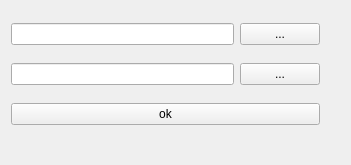
The window that mainwindow.ui (PhilippUryas/Vega-GeneratorRLI) describes before a commit, drawn with Qt 5.
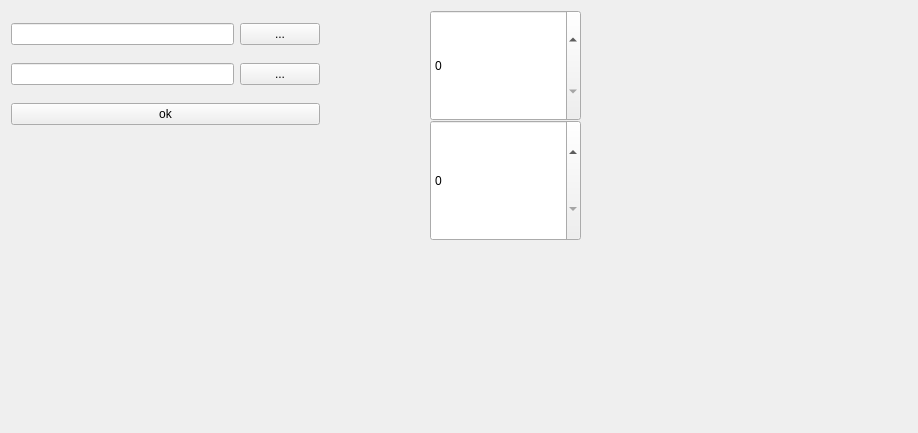
The same window after the commit.

What changed in the file:
```diff
--- a/mainwindow.ui
+++ b/mainwindow.ui
@@ -6,8 +6,8 @@
    <rect>
     <x>0</x>
     <y>0</y>
-    <width>351</width>
-    <height>165</height>
+    <width>918</width>
+    <height>433</height>
    </rect>
   </property>
   <property name="windowTitle">
@@ -61,6 +61,32 @@
      </item>
     </layout>
    </widget>
+   <widget class="QSpinBox" name="spinBox">
+    <property name="geometry">
+     <rect>
+      <x>430</x>
+      <y>10</y>
+      <width>151</width>
+      <height>111</height>
+     </rect>
+    </property>
+    <property name="maximum">
+     <number>99999999</number>
+    </property>
+   </widget>
+   <widget class="QSpinBox" name="spinBox_2">
+    <property name="geometry">
+     <rect>
+      <x>430</x>
+      <y>120</y>
+      <width>151</width>
+      <height>121</height>
+     </rect>
+    </property>
+    <property name="maximum">
+     <number>100000</number>
+    </property>
+   </widget>
   </widget>
  </widget>
  <layoutdefault spacing="6" margin="11"/>
```
